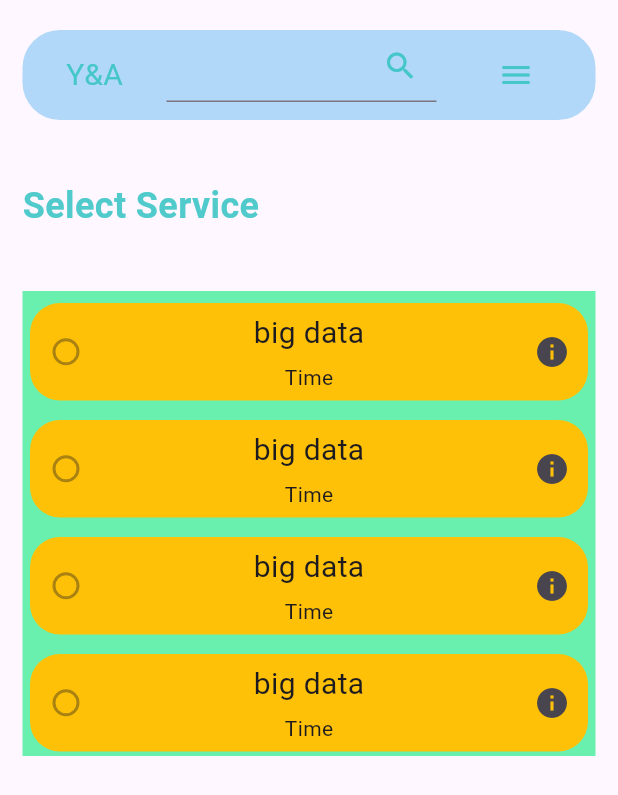
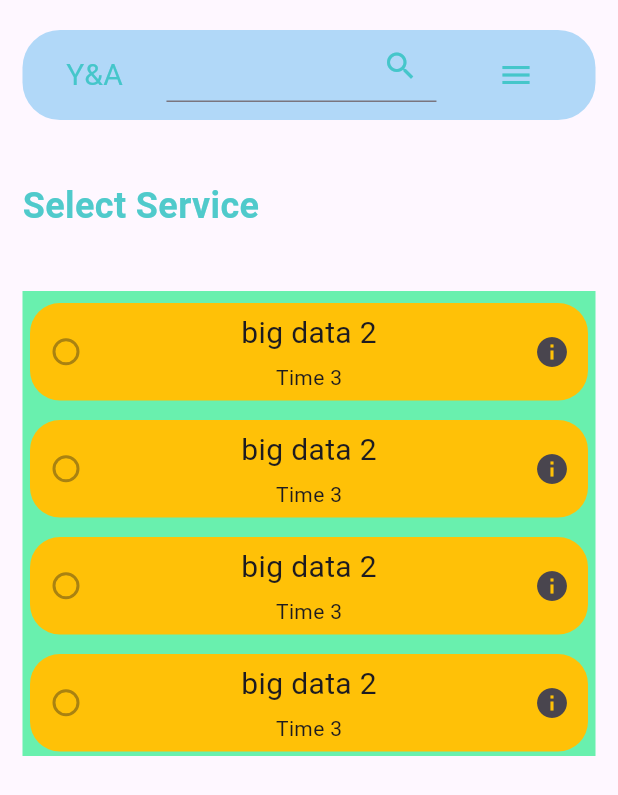
Before and after one commit to Vaibhav77e/appointment, a Flutter app: the screen it shows after launch, on a phone screen of 412 x 824 dp. Shown: the top 795 px of the screen. Run offline on Flutter 3.47's test engine with Material 2 defaults, Android fonts, the phone set to English and light mode, and no system bars.

Commit message:
"testing"

```diff
--- a/lib/widgets/customListview.dart
+++ b/lib/widgets/customListview.dart
@@ -28,10 +28,10 @@ class CustomListView extends StatelessWidget {
                 mainAxisAlignment: MainAxisAlignment.spaceEvenly,
                 children: [
                   Text(
-                    'big data',
+                    'big data 2',
                     style: TextStyle(fontSize: 20),
                   ),
-                  Text('Time'),
+                  Text('Time 3'),
                 ],
               ),
               IconButton(onPressed: () {}, icon: const Icon(Icons.info_sharp))
```
